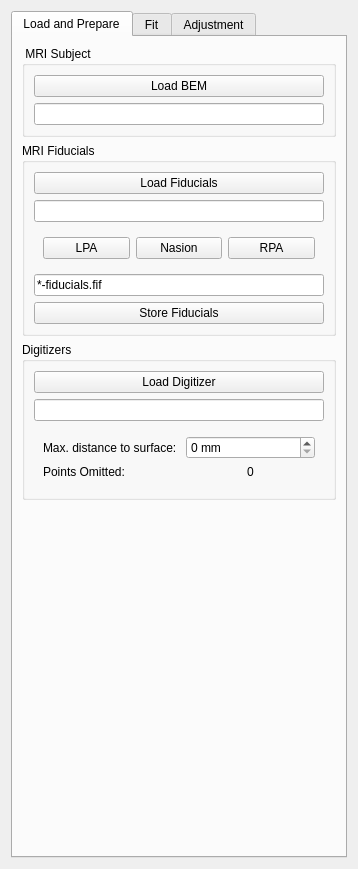
First picture: the form in libraries/disp/viewers/formfiles/coregsettingsview.ui, repository mne-tools/mne-cpp, before the edit.
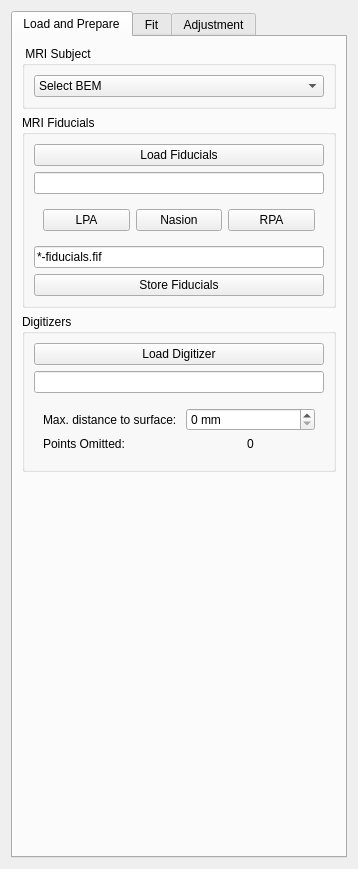
Second picture: the form after the edit. The open tabs and pages were chosen to show the change.

Commit message: Enh: Add drop down combo box to select between all available Bem Models

What changed in the file:
```diff
--- a/libraries/disp/viewers/formfiles/coregsettingsview.ui
+++ b/libraries/disp/viewers/formfiles/coregsettingsview.ui
@@ -31,20 +31,15 @@
          </property>
          <layout class="QVBoxLayout" name="verticalLayout_2">
           <item>
-           <widget class="QPushButton" name="m_qPushButton_BemFileDialog">
-            <property name="text">
-             <string>Load BEM</string>
+           <widget class="QComboBox" name="m_qComboBox_BemItems">
+            <property name="currentText">
+             <string>Select BEM</string>
             </property>
-           </widget>
-          </item>
-          <item>
-           <widget class="QLineEdit" name="m_qLineEdit_BemFileName">
-            <property name="minimumSize">
-             <size>
-              <width>140</width>
-              <height>0</height>
-             </size>
-            </property>
+            <item>
+             <property name="text">
+              <string>Select BEM</string>
+             </property>
+            </item>
            </widget>
           </item>
          </layout>
```
Left out of the diff: 2 changed lines with no effect on the pictures. The commit also changes 2 other files.
